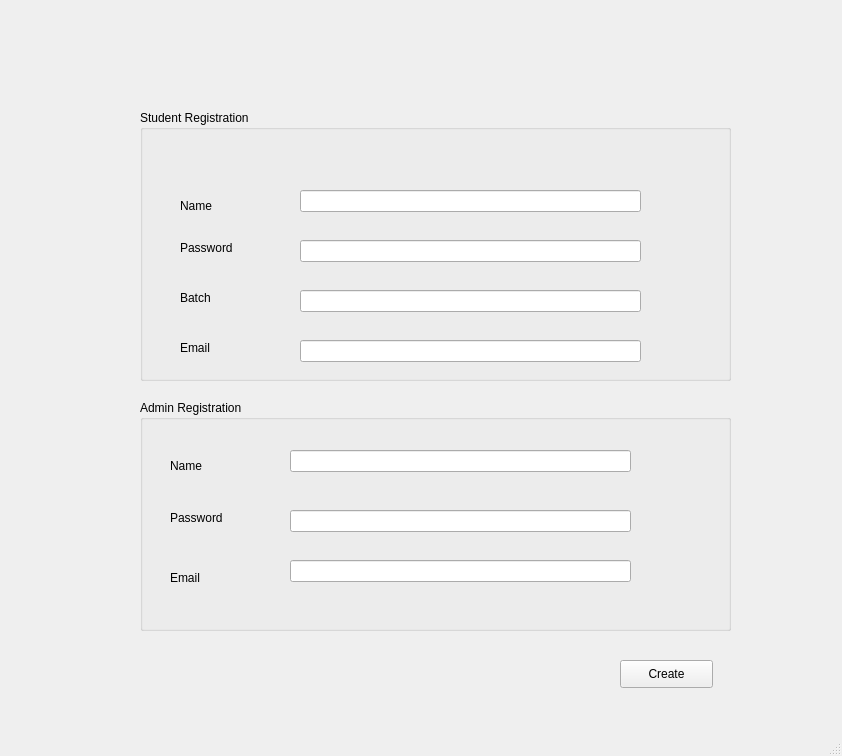
Old version of the form create_acc_2.ui in the repository taqiKaAccount/Club-Management-System.
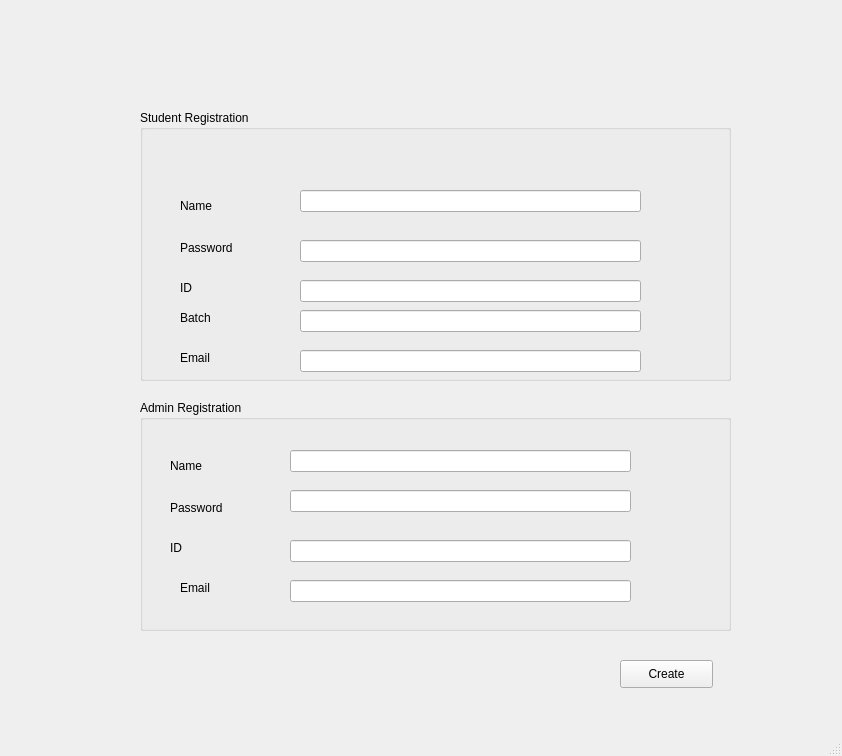
New version of the form.

```diff
--- a/create_acc_2.ui
+++ b/create_acc_2.ui
@@ -29,8 +29,8 @@
     <widget class="QLabel" name="label_9">
      <property name="geometry">
       <rect>
-       <x>30</x>
-       <y>170</y>
+       <x>40</x>
+       <y>180</y>
        <width>111</width>
        <height>16</height>
       </rect>
@@ -43,7 +43,7 @@
      <property name="geometry">
       <rect>
        <x>150</x>
-       <y>160</y>
+       <y>180</y>
        <width>341</width>
        <height>22</height>
       </rect>
@@ -63,7 +63,7 @@
      <property name="geometry">
       <rect>
        <x>150</x>
-       <y>110</y>
+       <y>90</y>
        <width>341</width>
        <height>22</height>
       </rect>
@@ -73,7 +73,7 @@
      <property name="geometry">
       <rect>
        <x>30</x>
-       <y>110</y>
+       <y>100</y>
        <width>111</width>
        <height>16</height>
       </rect>
@@ -95,6 +95,29 @@
       <string>Name</string>
      </property>
     </widget>
+    <widget class="QLineEdit" name="Admin_ID">
+     <property name="geometry">
+      <rect>
+       <x>150</x>
+       <y>140</y>
+       <width>341</width>
+       <height>22</height>
+      </rect>
+     </property>
+    </widget>
+    <widget class="QLabel" name="label_10">
+     <property name="geometry">
+      <rect>
+       <x>30</x>
+       <y>140</y>
+       <width>111</width>
+       <height>16</height>
+      </rect>
+     </property>
+     <property name="text">
+      <string>ID</string>
+     </property>
+    </widget>
    </widget>
    <widget class="QGroupBox" name="groupBox_2">
     <property name="geometry">
@@ -132,7 +155,7 @@
      <property name="geometry">
       <rect>
        <x>160</x>
-       <y>180</y>
+       <y>200</y>
        <width>341</width>
        <height>22</height>
       </rect>
@@ -142,7 +165,7 @@
      <property name="geometry">
       <rect>
        <x>160</x>
-       <y>230</y>
+       <y>240</y>
        <width>341</width>
        <height>22</height>
       </rect>
@@ -178,7 +201,7 @@
      <property name="geometry">
       <rect>
        <x>40</x>
-       <y>180</y>
+       <y>200</y>
        <width>111</width>
        <height>16</height>
       </rect>
@@ -191,7 +214,7 @@
      <property name="geometry">
       <rect>
        <x>40</x>
-       <y>230</y>
+       <y>240</y>
        <width>111</width>
        <height>16</height>
       </rect>
@@ -200,6 +223,29 @@
       <string>Email</string>
      </property>
     </widget>
+    <widget class="QLineEdit" name="Student_ID">
+     <property name="geometry">
+      <rect>
+       <x>160</x>
+       <y>170</y>
+       <width>341</width>
+       <height>22</height>
+      </rect>
+     </property>
+    </widget>
+    <widget class="QLabel" name="label_5">
+     <property name="geometry">
+      <rect>
+       <x>40</x>
+       <y>170</y>
+       <width>111</width>
+       <height>16</height>
+      </rect>
+     </property>
+     <property name="text">
+      <string>ID</string>
+     </property>
+    </widget>
    </widget>
    <widget class="QPushButton" name="PushButton_OK">
     <property name="geometry">
```
